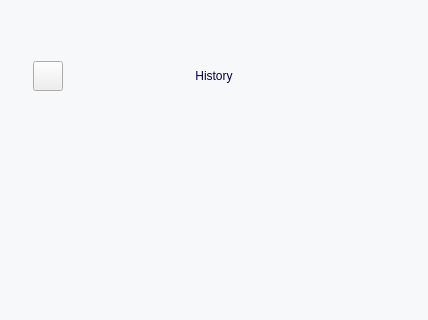
Above: forms/ui/history.ui from demlabs-cellframe/dap-ui-sdk before the change; both pictures show x 0 to 428 and y 0 to 320 of the 428 by 929 pixel window. Below: the same form after it.
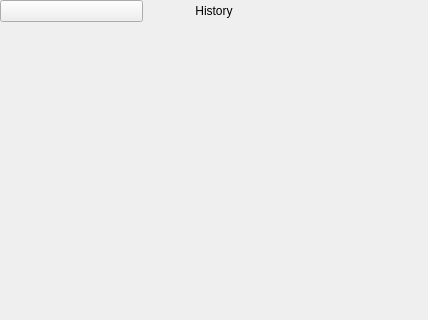
That is the form after the change. Custom widgets are drawn as their Qt base class.

```diff
--- a/forms/ui/history.ui
+++ b/forms/ui/history.ui
@@ -13,7 +13,7 @@
   <property name="windowTitle">
    <string>Form</string>
   </property>
-  <layout class="QVBoxLayout" name="verticalLayout">
+  <layout class="QHBoxLayout" name="horizontalLayout_3">
    <property name="spacing">
     <number>0</number>
    </property>
@@ -30,22 +30,58 @@
     <number>0</number>
    </property>
    <item>
-    <widget class="QWidget" name="Background" native="true">
-     <property name="styleSheet">
-      <string notr="true">#Background
-{
-background-color: #F7F8FA;
-}</string>
+    <widget class="KelGuiWidget" name="Background">
+     <property name="cssStyle">
+      <string>backgroundcolor</string>
      </property>
+     <layout class="QHBoxLayout" name="horizontalLayout_2">
+      <property name="spacing">
+       <number>0</number>
+      </property>
+      <property name="leftMargin">
+       <number>0</number>
+      </property>
+      <property name="topMargin">
+       <number>0</number>
+      </property>
+      <property name="rightMargin">
+       <number>0</number>
+      </property>
+      <property name="bottomMargin">
+       <number>0</number>
+      </property>
+      <item>
+       <widget class="KelGuiWidget" name="MainWidget">
+        <property name="cssStyle">
+         <string>base-widget</string>
+        </property>
+        <layout class="QVBoxLayout" name="verticalLayout_2">
+         <property name="spacing">
+          <number>0</number>
+         </property>
+         <property name="leftMargin">
+          <number>0</number>
+         </property>
+         <property name="topMargin">
+          <number>0</number>
+         </property>
+         <property name="rightMargin">
+          <number>0</number>
+         </property>
+         <property name="bottomMargin">
+          <number>0</number>
+         </property>
+         <item>
+          <widget class="KelGuiWidget" name="kelGuiWidget_2">
+           <property name="cssStyle">
+            <string>history-top-spacer</string>
+           </property>
+          </widget>
+         </item>
+         <item>
+          <layout class="QHBoxLayout" name="horizontalLayout">
+           <item>
      <widget class="KelGuiPushButton" name="btnClose">
-      <property name="geometry">
-       <rect>
-        <x>33</x>
-        <y>61</y>
-        <width>30</width>
-        <height>30</height>
-       </rect>
-      </property>
       <property name="style">
        <enum>KelGuiPushButton::Custom</enum>
       </property>
@@ -64,41 +100,42 @@
         <string>qrc:/gui/ui/asset/ic_close.png</string>
        </url>
       </property>
-     </widget>
-     <widget class="QLabel" name="labelTitle">
-      <property name="geometry">
-       <rect>
-        <x>73</x>
-        <y>62</y>
-        <width>282</width>
-        <height>28</height>
-       </rect>
-      </property>
-      <property name="styleSheet">
-       <string notr="true">color: #04004E;
-font: 24px/29px;
-font-weight: normal;
-font-style: normal;
-font-size: bold;
-font-family: 'Lato';
-background-color: rgba(0, 0, 0, 0);</string>
-      </property>
+             <property name="cssStyle" stdset="0">
+              <string>cwb_close-btn</string>
+             </property>
+            </widget>
+           </item>
+           <item>
+            <widget class="KelGuiLabel" name="labelTitle">
       <property name="text">
        <string>History</string>
       </property>
       <property name="alignment">
        <set>Qt::AlignCenter</set>
       </property>
-     </widget>
+             <property name="cssStyle">
+              <string>history-title-text normalbold font24 darkblue lato</string>
+             </property>
+            </widget>
+           </item>
+           <item>
+            <widget class="KelGuiWidget" name="kelGuiWidget">
+             <property name="cssStyle">
+              <string>cwb_close-btn</string>
+             </property>
+            </widget>
+           </item>
+          </layout>
+         </item>
+         <item>
+          <widget class="KelGuiWidget" name="kelGuiWidget_3">
+           <property name="cssStyle">
+            <string>history-top-content-spacer</string>
+           </property>
+          </widget>
+         </item>
+         <item>
      <widget class="HistoryModel" name="scrollArea">
-      <property name="geometry">
-       <rect>
-        <x>0</x>
-        <y>140</y>
-        <width>428</width>
-        <height>551</height>
-       </rect>
-      </property>
       <property name="styleSheet">
        <string notr="true">background: rgba(0,0,0,0);</string>
       </property>
@@ -110,12 +147,17 @@
         <rect>
          <x>0</x>
          <y>0</y>
-         <width>426</width>
-         <height>549</height>
+              <width>388</width>
+              <height>787</height>
         </rect>
        </property>
       </widget>
      </widget>
+         </item>
+        </layout>
+       </widget>
+      </item>
+     </layout>
     </widget>
    </item>
   </layout>
@@ -126,6 +168,17 @@
    <extends>QPushButton</extends>
    <header>kelguipushbutton.h</header>
   </customwidget>
+  <customwidget>
+   <class>KelGuiLabel</class>
+   <extends>QLabel</extends>
+   <header>kelguilabel.h</header>
+  </customwidget>
+  <customwidget>
+   <class>KelGuiWidget</class>
+   <extends>QWidget</extends>
+   <header>kelguiwidget.h</header>
+   <container>1</container>
+  </customwidget>
   <customwidget>
    <class>HistoryModel</class>
    <extends>QScrollArea</extends>
```
Lines whose indentation alone changed are shown as unchanged.
